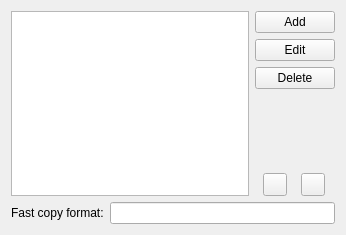
Emdek/plasmoid-adjustable-clock, file applet/ui/clipboard.ui: the form before one commit.
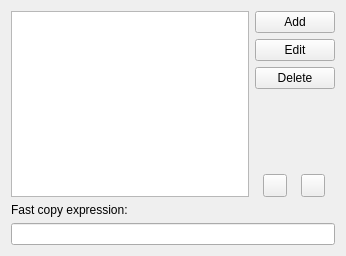
The form after the commit. Custom widgets are drawn as their Qt base class.

Commit message: Make more room for line edit and update tool tip

The edit to the form file:
```diff
--- a/applet/ui/clipboard.ui
+++ b/applet/ui/clipboard.ui
@@ -7,7 +7,7 @@
     <x>0</x>
     <y>0</y>
     <width>346</width>
-    <height>235</height>
+    <height>256</height>
    </rect>
   </property>
   <property name="windowTitle">
@@ -100,11 +100,12 @@
     </layout>
    </item>
    <item>
-    <layout class="QHBoxLayout" name="fastCopyLayout">
-     <item>
-      <widget class="QLabel" name="fastCopyFormatLabel">
+    <widget class="QLabel" name="fastCopyExpressionLabel">
+     <property name="toolTip">
+      <string>Expression evaluated and copied to clipboard after middle mouse button click or activation of applet's keyboard shortcut</string>
+     </property>
        <property name="text">
-        <string>Fast copy format:</string>
+      <string>Fast copy expression:</string>
        </property>
        <property name="wordWrap">
         <bool>false</bool>
@@ -115,13 +116,7 @@
       </widget>
      </item>
      <item>
-      <widget class="AdjustableClock::ExpressionLineEdit" name="fastCopyExpressionEdit">
-       <property name="toolTip">
-        <string>Format of string copied to clipboard after middle clicking on the clock, or activation of the relevant keyboard shortcut.</string>
-       </property>
-      </widget>
-     </item>
-    </layout>
+    <widget class="AdjustableClock::ExpressionLineEdit" name="fastCopyExpressionEdit"/>
    </item>
   </layout>
  </widget>
```
Lines whose indentation alone changed are shown as unchanged.
